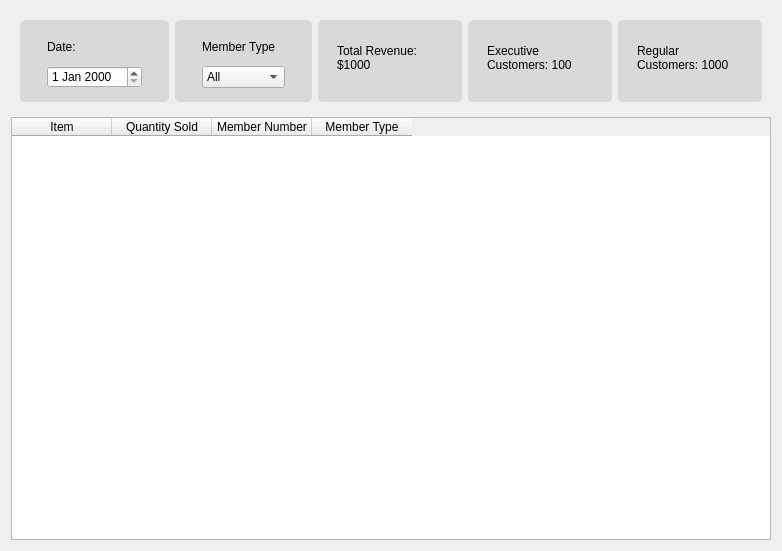
zekekim/bulk-club, file salesreport.ui: the form before one commit.
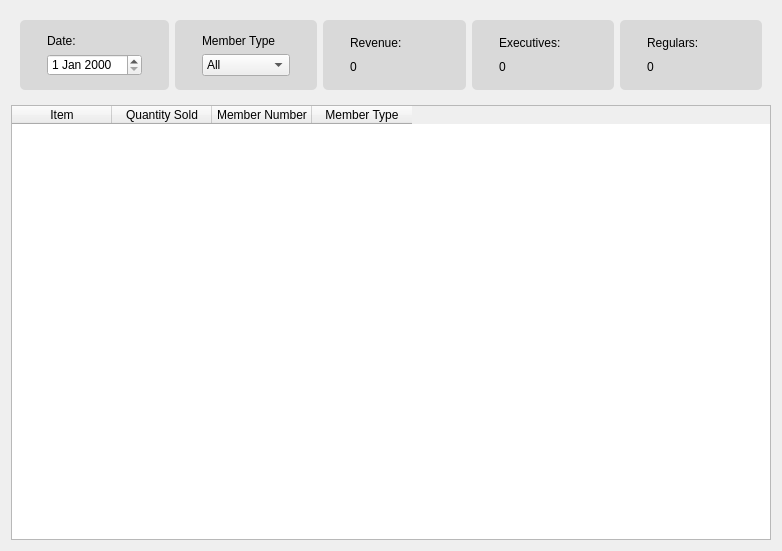
The form after the commit.

The edit to the form file:
```diff
--- a/salesreport.ui
+++ b/salesreport.ui
@@ -93,24 +93,72 @@
        </widget>
       </item>
       <item>
-       <widget class="QPlainTextEdit" name="plainTextEdit">
-        <property name="plainText">
-         <string>Total Revenue: $1000</string>
+       <widget class="QGroupBox" name="groupBox">
+        <property name="title">
+         <string/>
         </property>
+        <layout class="QVBoxLayout" name="verticalLayout_4">
+         <item>
+          <widget class="QLabel" name="label_3">
+           <property name="text">
+            <string>Revenue:</string>
+           </property>
+          </widget>
+         </item>
+         <item>
+          <widget class="QLabel" name="revenueCount">
+           <property name="text">
+            <string>0</string>
+           </property>
+          </widget>
+         </item>
+        </layout>
        </widget>
       </item>
       <item>
-       <widget class="QPlainTextEdit" name="plainTextEdit_2">
-        <property name="plainText">
-         <string>Executive Customers: 100</string>
+       <widget class="QGroupBox" name="groupBox_2">
+        <property name="title">
+         <string/>
         </property>
+        <layout class="QVBoxLayout" name="verticalLayout_5">
+         <item>
+          <widget class="QLabel" name="label_5">
+           <property name="text">
+            <string>Executives:</string>
+           </property>
+          </widget>
+         </item>
+         <item>
+          <widget class="QLabel" name="executiveCount">
+           <property name="text">
+            <string>0</string>
+           </property>
+          </widget>
+         </item>
+        </layout>
        </widget>
       </item>
       <item>
-       <widget class="QPlainTextEdit" name="plainTextEdit_3">
-        <property name="plainText">
-         <string>Regular Customers: 1000</string>
+       <widget class="QGroupBox" name="groupBox_3">
+        <property name="title">
+         <string/>
         </property>
+        <layout class="QVBoxLayout" name="verticalLayout_6">
+         <item>
+          <widget class="QLabel" name="label_7">
+           <property name="text">
+            <string>Regulars:</string>
+           </property>
+          </widget>
+         </item>
+         <item>
+          <widget class="QLabel" name="regularCount">
+           <property name="text">
+            <string>0</string>
+           </property>
+          </widget>
+         </item>
+        </layout>
        </widget>
       </item>
      </layout>
```
